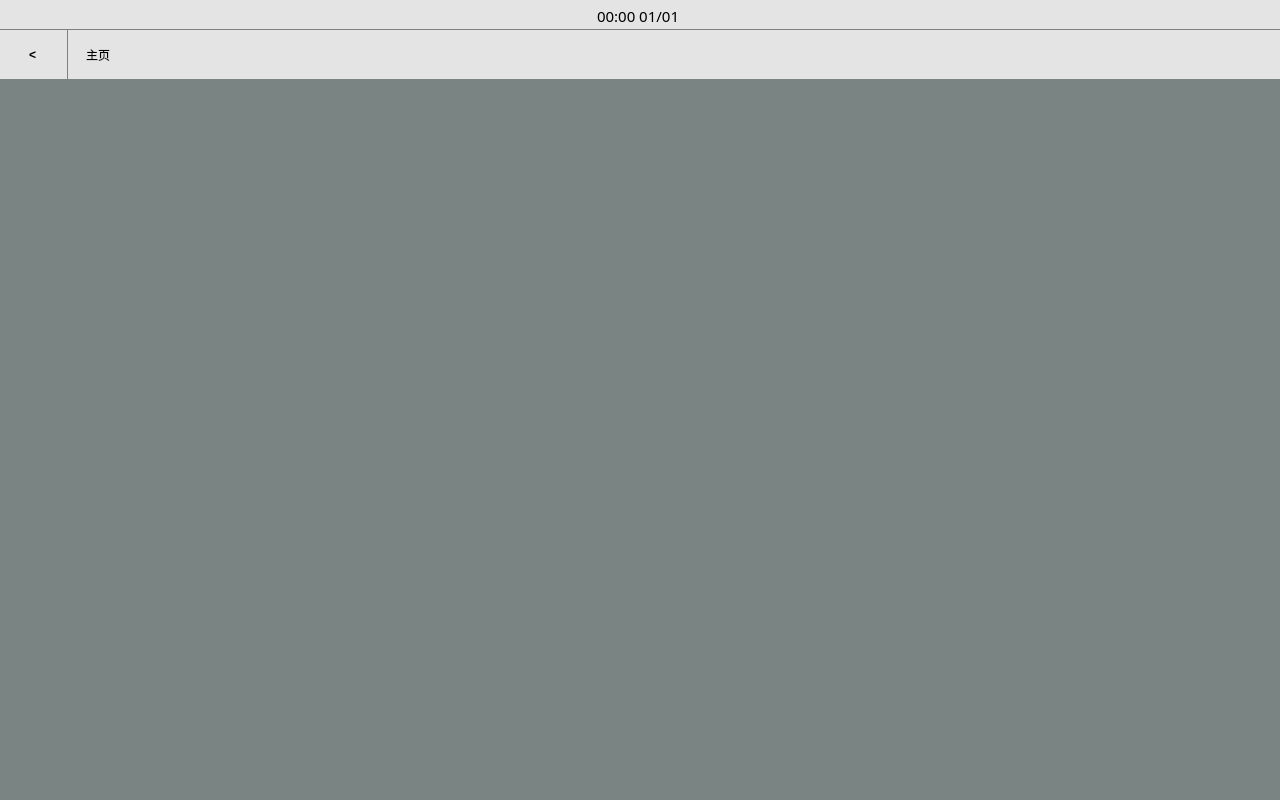
The window that src/basemodule/basewidget.ui (Jsvi53/qt_custom_widget) describes before a commit, drawn with Qt 5.
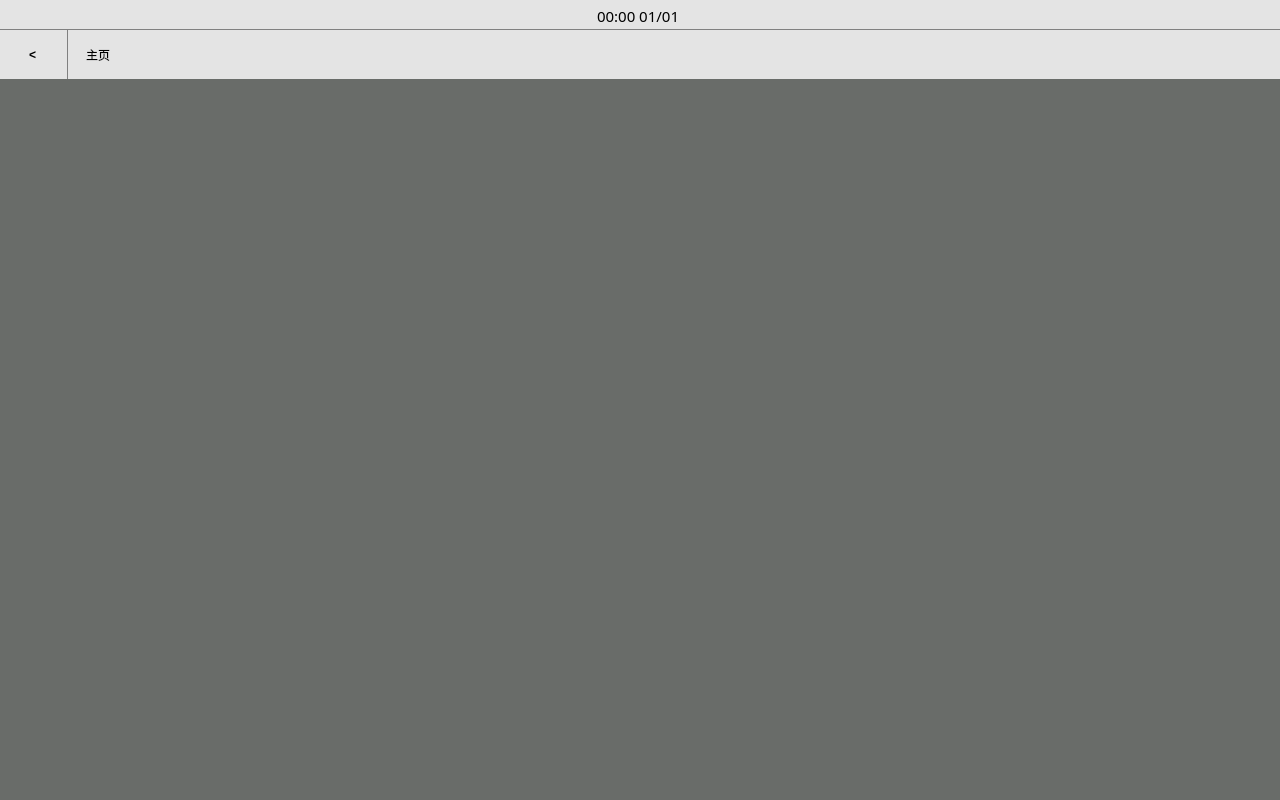
The same window after the commit. Icons and pictures are not drawn.

What changed in the file:
```diff
--- a/src/basemodule/basewidget.ui
+++ b/src/basemodule/basewidget.ui
@@ -366,7 +366,8 @@
     <item>
      <widget class="QWidget" name="base_workspace" native="true">
       <property name="styleSheet">
-       <string notr="true">background-color: rgb(122, 132, 131);</string>
+       <string notr="true">/* background-color: rgb(122, 132, 131); */
+background-color: rgb(105, 108, 105);</string>
       </property>
      </widget>
     </item>
```
Left out of the diff: 9 changed lines with no effect on the pictures.
